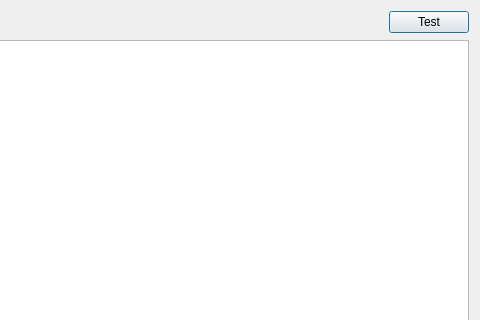
The window that resources/ui/fuzz_test_dialog.ui (namuan/http-rider) describes before a commit, drawn with Qt 5; both pictures show x 473 to 953 and y 0 to 320 of the 953 by 529 pixel window.
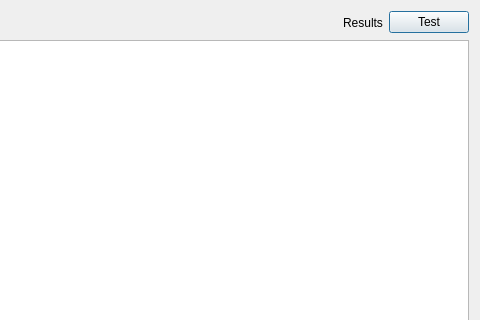
The same window after the commit.

What changed in the file:
```diff
--- a/resources/ui/fuzz_test_dialog.ui
+++ b/resources/ui/fuzz_test_dialog.ui
@@ -62,6 +62,13 @@
        </property>
       </spacer>
      </item>
+     <item>
+      <widget class="QLabel" name="lbl_fuzz_results">
+       <property name="text">
+        <string>Results</string>
+       </property>
+      </widget>
+     </item>
      <item>
       <widget class="QPushButton" name="btn_fuzz_test">
        <property name="text">
```
